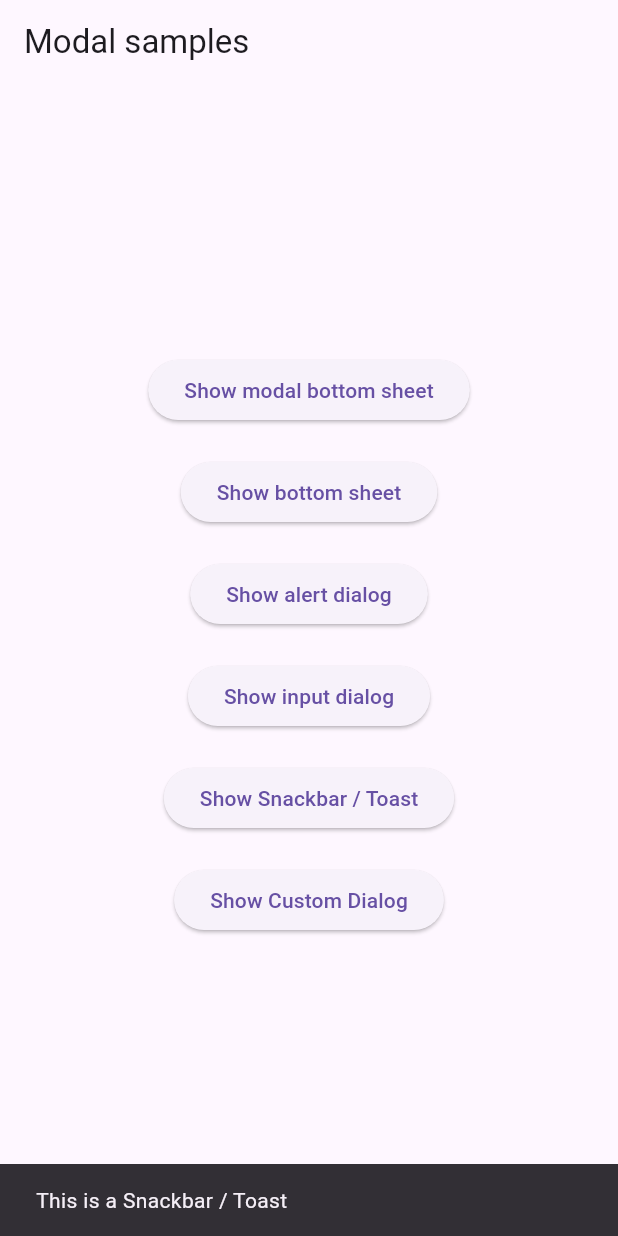
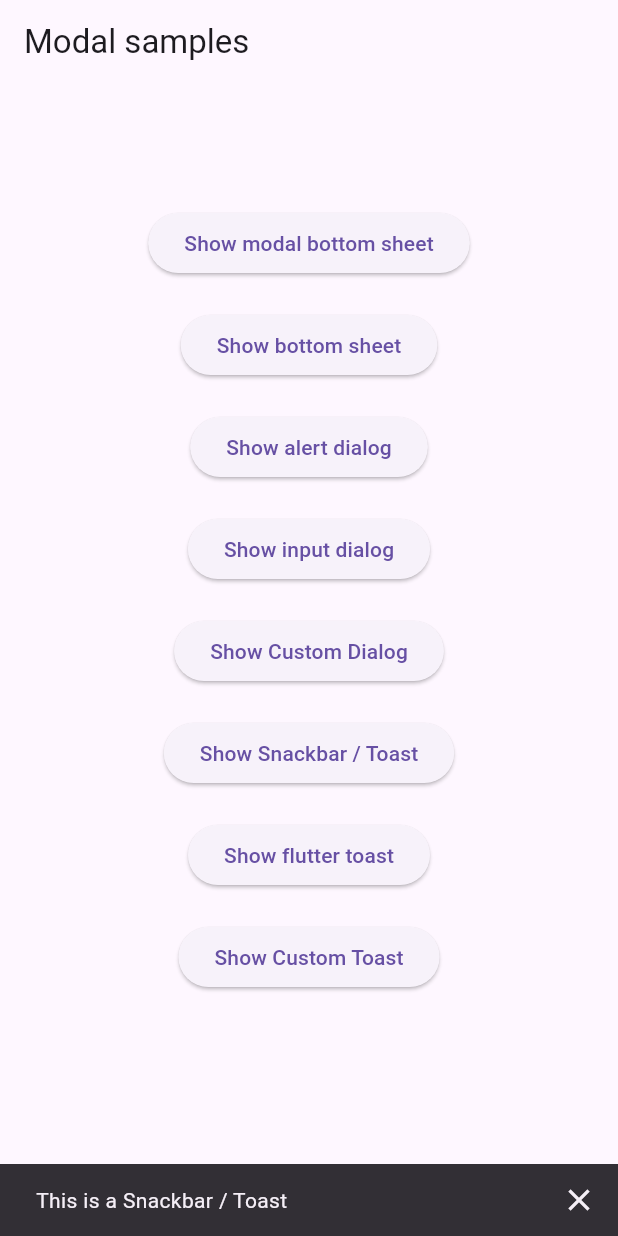
Before and after one commit to MortezaSoltanpour/flutter-blog, a Flutter app: the ModalsScreen screen opened directly, after a tap on "Show Snackbar / Toast", on a phone screen of 412 x 824 dp. Run offline on Flutter 3.47's test engine with Material 3 defaults, Android fonts, the light colour scheme and no system bars; our stand-ins replace flutter_spinkit, fluttertoast; network calls fail.

Commit message:
All type of modals

```diff
--- a/lib/pages/modals_screen.dart
+++ b/lib/pages/modals_screen.dart
@@ -1,12 +1,37 @@
 import 'package:flutter/material.dart';
+import 'package:fluttertoast/fluttertoast.dart';
 
 class ModalsScreen extends StatelessWidget {
   const ModalsScreen({super.key});
 
+  void showCustomToast(BuildContext context, String message) {
+    final overlay = Overlay.of(context);
+    final overlayEntry = OverlayEntry(
+      builder: (context) => Positioned(
+        bottom: 50,
+        left: 20,
+        right: 20,
+        child: Material(
+          color: const Color.fromARGB(137, 0, 0, 0),
+          borderRadius: BorderRadius.circular(8),
+          child: Padding(
+            padding: const EdgeInsets.all(10),
+            child: Text(
+              message,
+              style: const TextStyle(color: Colors.white),
+              textAlign: TextAlign.center,
+            ),
+          ),
+        ),
+      ),
+    );
+
+    overlay.insert(overlayEntry);
+    Future.delayed(const Duration(seconds: 2), () => overlayEntry.remove());
+  }
+
   @override
   Widget build(BuildContext context) {
-    var screen = MediaQuery.of(context).size;
-
     return SafeArea(
       child: Scaffold(
         appBar: AppBar(title: Text('Modal samples')),
@@ -122,21 +147,9 @@ class ModalsScreen extends StatelessWidget {
                     },
                     child: const Text('Show input dialog'),
                   ),
-                  SizedBox(height: 20),
-
-                  ElevatedButton(
-                    onPressed: () {
-                      ScaffoldMessenger.of(context).showSnackBar(
-                        const SnackBar(
-                          content: Text('This is a Snackbar / Toast'),
-                          duration: Duration(seconds: 2),
-                        ),
-                      );
-                    },
-                    child: const Text('Show Snackbar / Toast'),
-                  ),
 
                   SizedBox(height: 20),
+                  // GeneralDialog
                   ElevatedButton(
                     onPressed: () {
                       showGeneralDialog(
@@ -187,6 +200,50 @@ class ModalsScreen extends StatelessWidget {
                   ),
 
                   SizedBox(height: 20),
+
+                  // Snack bar
+                  ElevatedButton(
+                    onPressed: () {
+                      ScaffoldMessenger.of(context).showSnackBar(
+                        const SnackBar(
+                          content: Text('This is a Snackbar / Toast'),
+                          duration: Duration(seconds: 4),
+                          elevation: 6,
+                          persist: false,
+                          showCloseIcon: true,
+                        ),
+                      );
+                    },
+                    child: const Text('Show Snackbar / Toast'),
+                  ),
+                  SizedBox(height: 20),
+                  // Flutter toast
+                  ElevatedButton(
+                    onPressed: () {
+                      Fluttertoast.showToast(
+                        msg: "This is a toast",
+                        toastLength: Toast.LENGTH_SHORT,
+                        gravity: ToastGravity.BOTTOM, // TOP, CENTER
+                        timeInSecForIosWeb: 1,
+                        backgroundColor: Colors.black54,
+                        textColor: Colors.white,
+                        fontSize: 16.0,
+                      );
+                    },
+                    child: const Text('Show flutter toast'),
+                  ),
+
+                  SizedBox(height: 20),
+                  // Custome toast message
+                  ElevatedButton(
+                    onPressed: () =>
+                        showCustomToast(context, "This is a Custom Toast"),
+                    child: const Text('Show Custom Toast'),
+                  ),
+                  SizedBox(height: 20),
+                  SizedBox(height: 20),
+                  SizedBox(height: 20),
+                  SizedBox(height: 20),
                 ],
               ),
             );
--- a/pubspec.yaml
+++ b/pubspec.yaml
@@ -36,6 +36,7 @@ dependencies:
   cupertino_icons: ^1.0.8
   flutter_spinkit: ^5.2.2
   flutter_svg: ^2.2.3
+  fluttertoast: ^9.0.0
 
 dev_dependencies:
   flutter_test:
```
Also changed, not shown: pubspec.lock.
